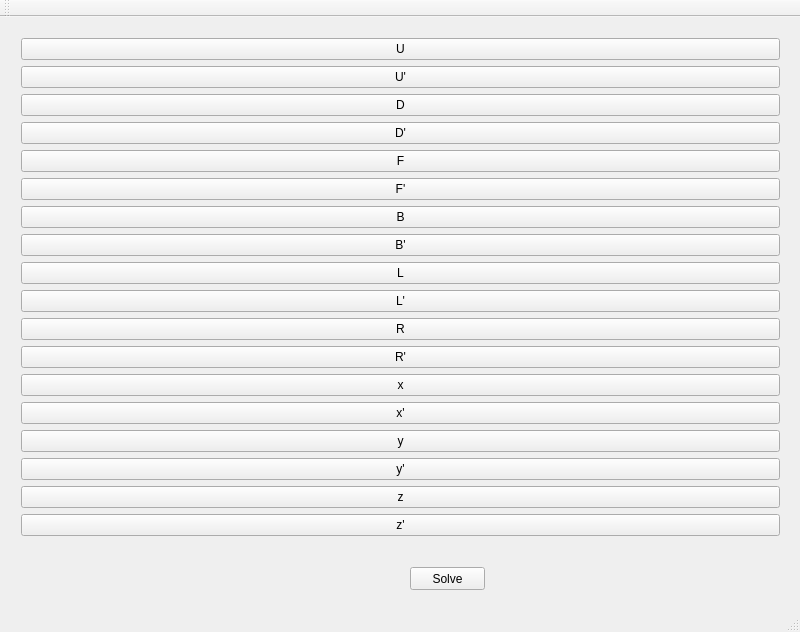
siemensmacv/rubik-teacher, file _garbage/QtFlatVisualization/QtFlatVisualization/mainwindow.ui: the form before one commit.
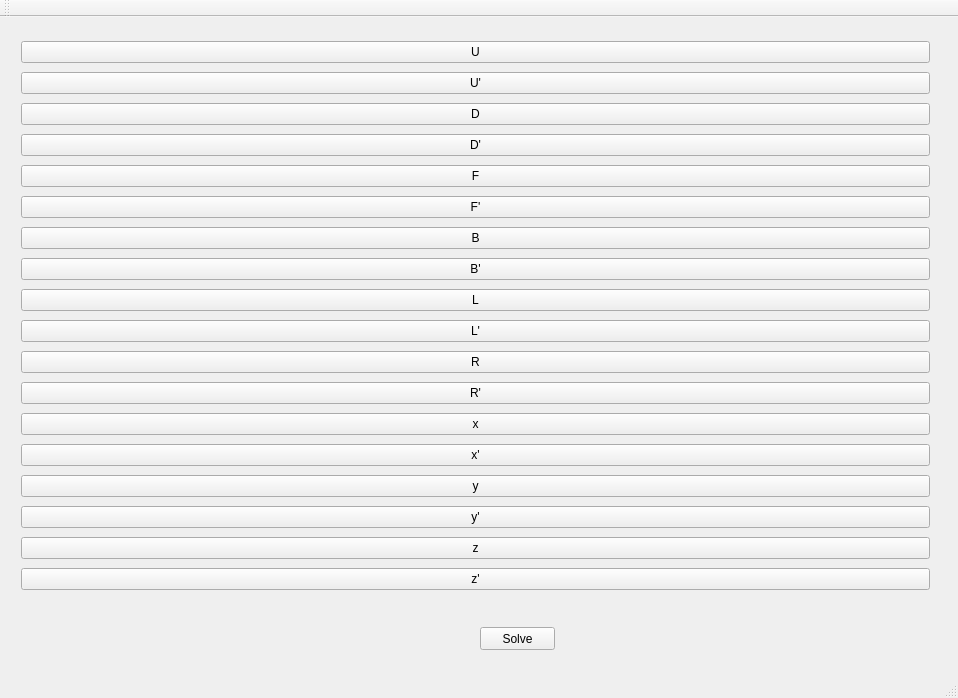
The form after the commit.

```diff
--- a/_garbage/QtFlatVisualization/QtFlatVisualization/mainwindow.ui
+++ b/_garbage/QtFlatVisualization/QtFlatVisualization/mainwindow.ui
@@ -6,8 +6,8 @@
    <rect>
     <x>0</x>
     <y>0</y>
-    <width>800</width>
-    <height>632</height>
+    <width>958</width>
+    <height>698</height>
    </rect>
   </property>
   <property name="windowTitle">
@@ -19,8 +19,8 @@
      <rect>
       <x>10</x>
       <y>10</y>
-      <width>781</width>
-      <height>531</height>
+      <width>931</width>
+      <height>591</height>
      </rect>
     </property>
     <layout class="QHBoxLayout" name="horizontalLayout">
@@ -29,6 +29,9 @@
      </item>
      <item>
       <layout class="QVBoxLayout" name="verticalLayout">
+       <property name="spacing">
+        <number>6</number>
+       </property>
        <item>
         <widget class="QPushButton" name="pushButton">
          <property name="text">
@@ -162,8 +165,8 @@
    <widget class="QPushButton" name="pushButton_19">
     <property name="geometry">
      <rect>
-      <x>410</x>
-      <y>550</y>
+      <x>480</x>
+      <y>610</y>
       <width>75</width>
       <height>23</height>
      </rect>
```
Left out of the diff: 2 changed lines with no effect on the pictures.
